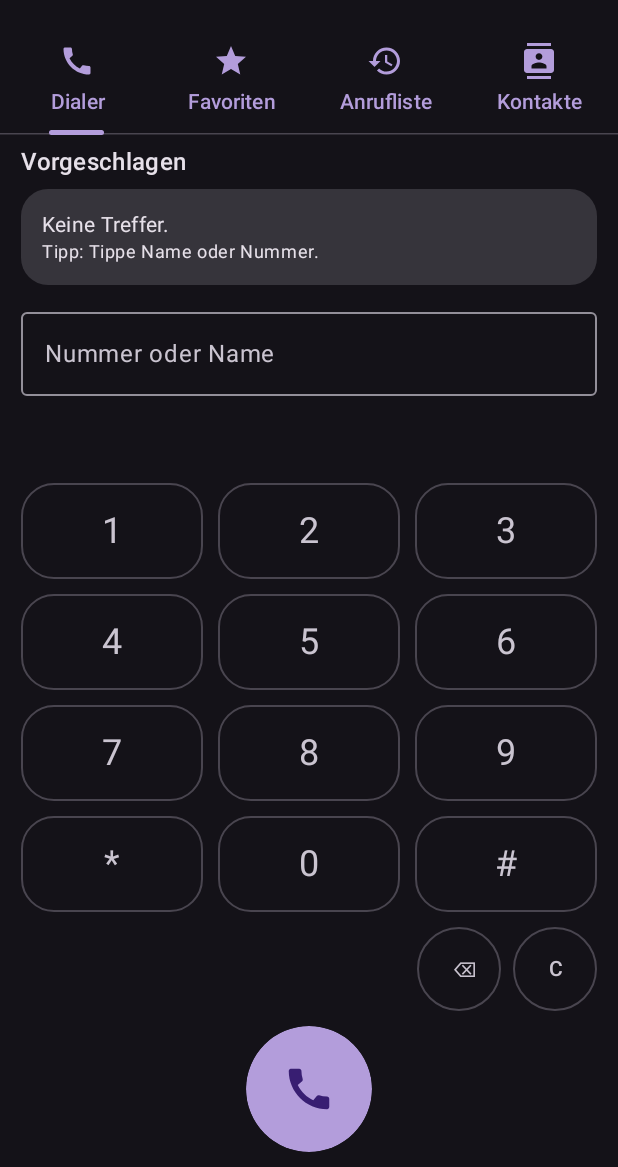
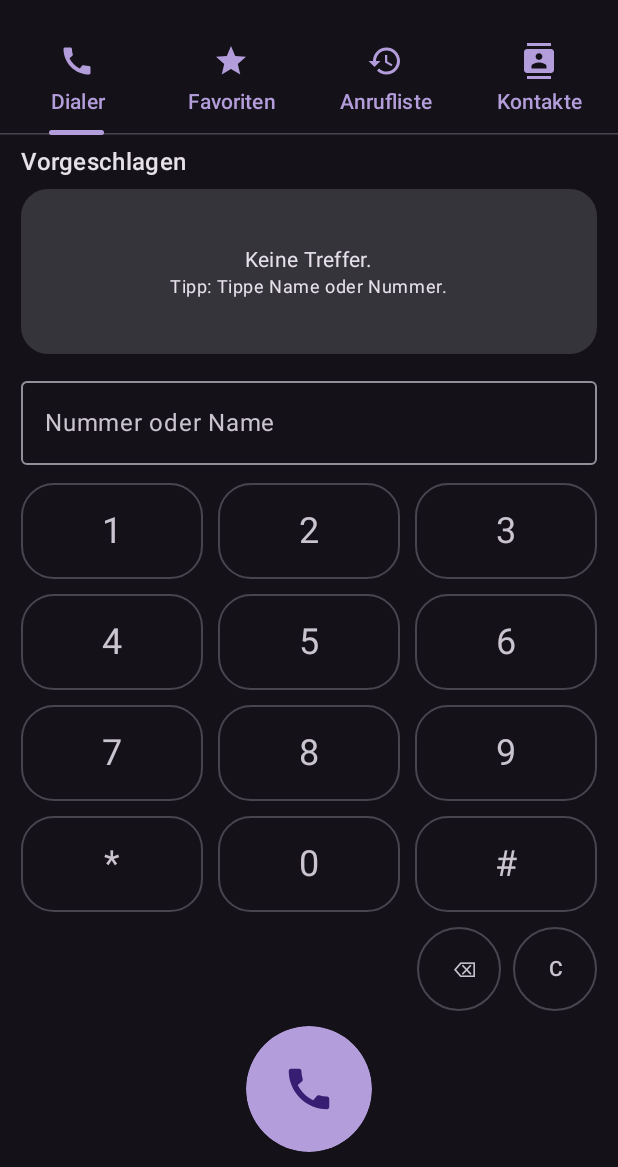
Before and after one commit to pehab/MeiCaller, an Android app built with Jetpack Compose: the screen it shows after launch (MainActivity), on a phone screen of 412 x 824 dp, the part 69-1236 px from its top. Run offline under Robolectric (Android 15) with nearby library versions, the light colour scheme and no system bars.

Commit message:
fixed dialer screen jump issue, triggered refresh ob contacts after contact save

```diff
--- a/app/src/main/java/de/haberland/meicaller/ui/DialerTabScreen.kt
+++ b/app/src/main/java/de/haberland/meicaller/ui/DialerTabScreen.kt
@@ -139,9 +139,13 @@ fun DialerTabScreen(
                 .fillMaxSize()
                 .padding(horizontal = 14.dp),
     ) {
-        Spacer(Modifier.height(6.dp))
-
-        Row(Modifier.fillMaxWidth(), verticalAlignment = Alignment.CenterVertically) {
+        // --- FIXED TOP SECTION: SUGGESTIONS ---
+        Row(
+            Modifier
+                .fillMaxWidth()
+                .padding(top = 6.dp, bottom = 6.dp),
+            verticalAlignment = Alignment.CenterVertically,
+        ) {
             Text(
                 if (number.isBlank()) "Vorgeschlagen" else "Treffer",
                 style = MaterialTheme.typography.titleMedium,
@@ -161,8 +165,8 @@ fun DialerTabScreen(
             }
         }
 
-        Spacer(Modifier.height(6.dp))
-
+        // The suggestions list takes available space but doesn't push the bottom section
+        Box(modifier = Modifier.weight(1f)) {
             SuggestionsCard(
                 canReadCallLog = hasCallLogPermission,
                 canReadContacts = hasContactsPermission,
@@ -171,9 +175,16 @@ fun DialerTabScreen(
                 onPick = { picked -> number = picked },
                 onCall = { picked -> callOrAskPermission(picked) },
             )
+        }
 
-        Spacer(Modifier.height(10.dp))
-
+        // --- FIXED BOTTOM SECTION: INPUT & DIAL PAD ---
+        Column(
+            modifier =
+                Modifier
+                    .fillMaxWidth()
+                    .padding(vertical = 10.dp)
+                    .navigationBarsPadding(),
+        ) {
             OutlinedTextField(
                 value = number,
                 onValueChange = { number = it },
@@ -183,7 +194,6 @@ fun DialerTabScreen(
             )
 
             Spacer(Modifier.height(12.dp))
-        Spacer(Modifier.weight(1f))
 
             DialPad(
                 onKey = { number += it },
@@ -194,17 +204,14 @@ fun DialerTabScreen(
             Spacer(Modifier.height(10.dp))
 
             Box(
-            modifier =
-                Modifier
-                    .fillMaxWidth()
-                    .navigationBarsPadding()
-                    .padding(bottom = 10.dp),
+                modifier = Modifier.fillMaxWidth(),
                 contentAlignment = Alignment.Center,
             ) {
                 CallButton(
                     acceptImageUri = settings.acceptButtonUri,
                     onClick = { callOrAskPermission(number) },
                 )
+            }
         }
     }
 }
@@ -238,7 +245,7 @@ private fun SuggestionsCard(
         modifier =
             Modifier
                 .fillMaxWidth()
-                .heightIn(max = 220.dp),
+                .heightIn(min = 100.dp), // Ensure some minimal height so it doesn't collapse
     ) {
         when {
             query.isBlank() && !canReadCallLog -> {
@@ -258,14 +265,20 @@ private fun SuggestionsCard(
             }
 
             items.isEmpty() -> {
-                Column(Modifier.padding(14.dp)) {
+                Column(
+                    Modifier
+                        .fillMaxSize()
+                        .padding(14.dp),
+                    verticalArrangement = Arrangement.Center,
+                    horizontalAlignment = Alignment.CenterHorizontally,
+                ) {
                     Text("Keine Treffer.", style = MaterialTheme.typography.bodyMedium)
                     Text("Tipp: Tippe Name oder Nummer.", style = MaterialTheme.typography.bodySmall)
                 }
             }
 
             else -> {
-                LazyColumn {
+                LazyColumn(modifier = Modifier.fillMaxSize()) {
                     itemsIndexed(items) { idx, item ->
                         Row(
                             modifier =
```
Also changed, not shown: app/src/main/java/de/haberland/meicaller/ui/CallLogTabScreen.kt (+18 -4 lines), app/src/main/java/de/haberland/meicaller/ui/MissedCallActivity.kt (+18 -3 lines), app/src/main/java/de/haberland/meicaller/util/PhoneNormalize.kt (+31 -0 lines). Lines whose indentation alone changed are shown as unchanged.
